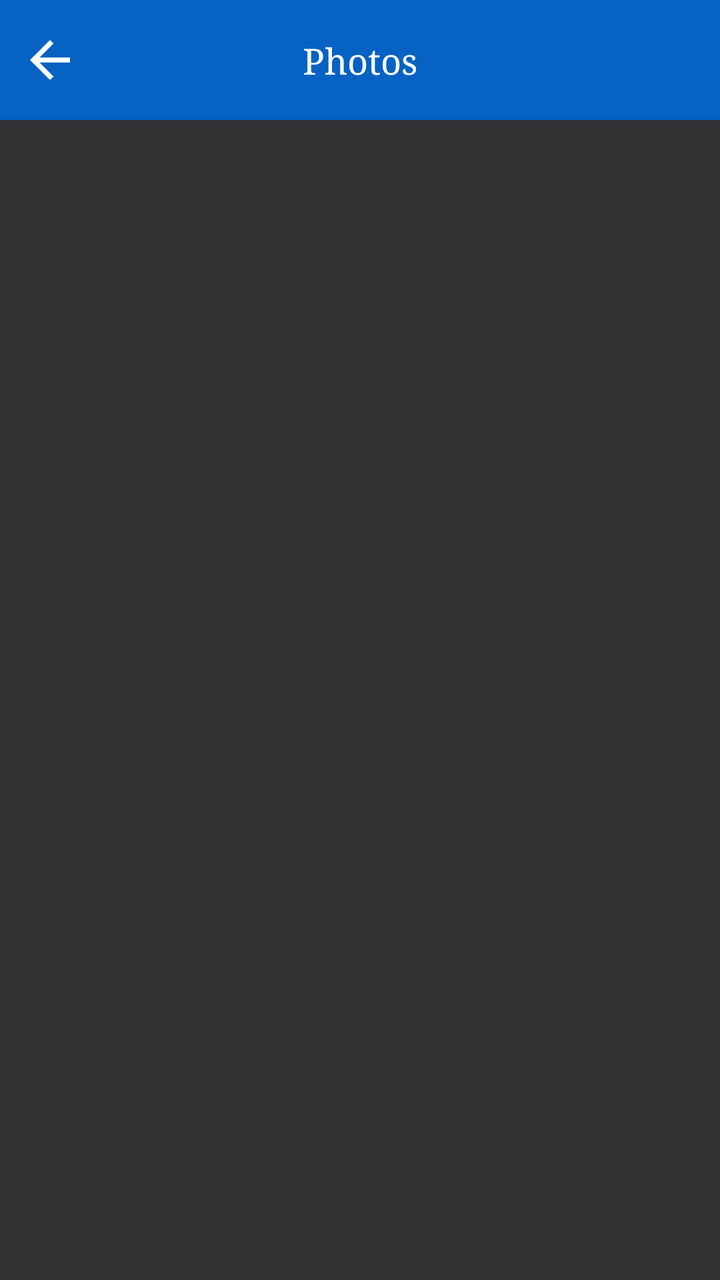
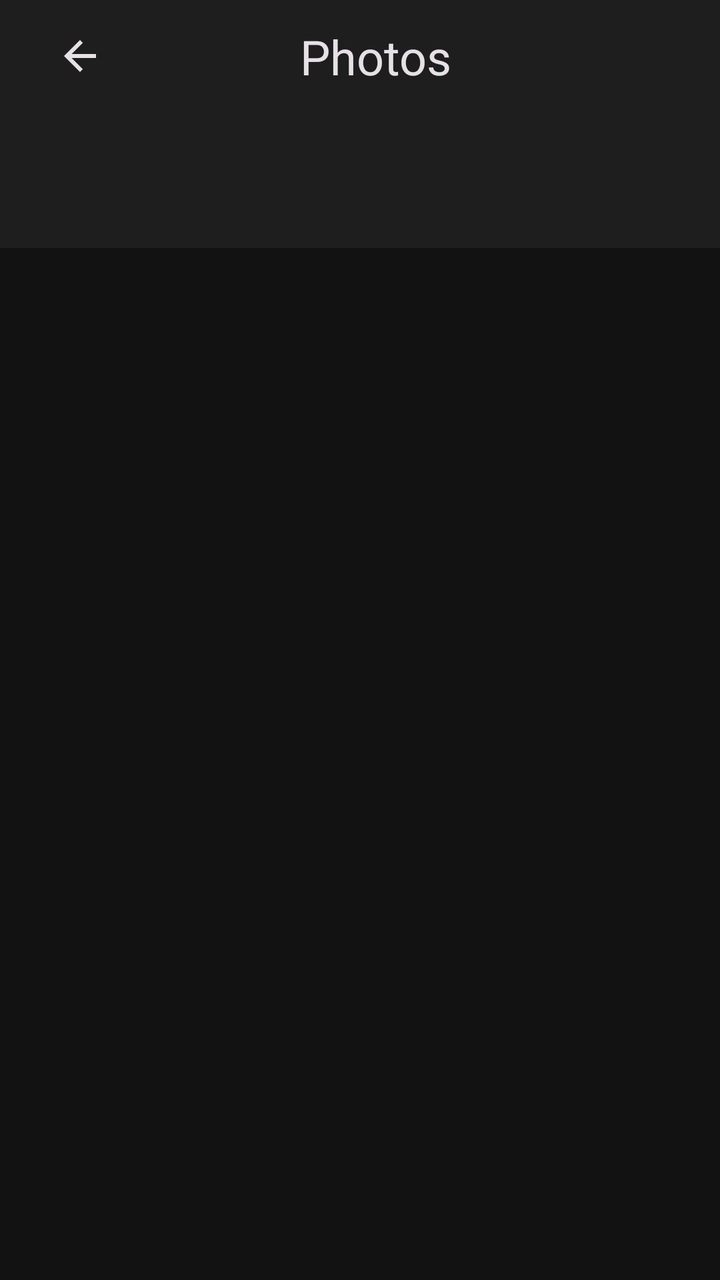

Two renders of the same Android screen: before a commit and after it. Below are the layout's source before the change and the commit's diff.
<!-- AndroidManifest.xml: application theme Theme.LgAndRukoMirror -->
<!-- res/layout/activity_photos.xml -->
<?xml version="1.0" encoding="utf-8"?>
<LinearLayout xmlns:android="http://schemas.android.com/apk/res/android"
    xmlns:app="http://schemas.android.com/apk/res-auto"
    xmlns:tools="http://schemas.android.com/tools"
    android:layout_width="match_parent"
    android:layout_height="match_parent"
    android:background="@color/app_color"
    android:orientation="vertical"
    tools:context=".activities.PhotosActivity">

    <androidx.constraintlayout.widget.ConstraintLayout
        android:layout_width="match_parent"
        android:layout_height="wrap_content">


        <View
            android:id="@+id/toolBar"
            android:layout_width="match_parent"
            android:layout_height="60dp"
            android:background="@color/app_color_2"
            app:layout_constraintEnd_toEndOf="parent"
            app:layout_constraintStart_toStartOf="parent"
            app:layout_constraintTop_toTopOf="parent" />

        <ImageView
            android:id="@+id/ivBack"
            android:layout_width="30dp"
            android:layout_height="30dp"
            android:layout_marginStart="10dp"
            android:src="@drawable/ic_back"
            app:layout_constraintBottom_toBottomOf="@+id/toolBar"
            app:layout_constraintStart_toStartOf="@+id/toolBar"
            app:layout_constraintTop_toTopOf="@+id/toolBar" />

        <TextView
            android:layout_width="wrap_content"
            android:layout_height="wrap_content"
            android:fontFamily="serif"
            android:text="Photos"
            android:textColor="@color/white"
            android:textSize="18sp"
            app:layout_constraintBottom_toBottomOf="@+id/toolBar"
            app:layout_constraintEnd_toEndOf="@+id/toolBar"
            app:layout_constraintStart_toStartOf="@+id/toolBar"
            app:layout_constraintTop_toTopOf="@+id/toolBar" />


    </androidx.constraintlayout.widget.ConstraintLayout>

    <com.google.android.material.tabs.TabLayout
        android:id="@+id/tabLayout"
        android:layout_width="match_parent"
        android:layout_marginTop="@dimen/_5sdp"
        android:layout_height="wrap_content"
        android:background="@color/app_color"
        android:layout_marginHorizontal="@dimen/_20sdp"
        app:tabBackground="@drawable/tab_selecter"
        app:tabIndicatorColor="@color/white"
        app:tabIndicator="@null"
        app:tabInlineLabel="true"
        app:tabMode="fixed"
        app:tabSelectedTextColor="@color/white"
        app:tabTextColor="#8C8B8B" />


    <androidx.viewpager.widget.ViewPager
        android:id="@+id/viewPager"
        android:layout_width="match_parent"
        android:layout_height="match_parent" />


</LinearLayout>
<!-- resources referenced by this layout -->
<resources>
  <color name="app_color">#313234</color>
  <color name="app_color_2">#0662C3</color>
  <color name="white">#FFFFFFFF</color>
  <dimen name="_20sdp">20.00dp</dimen>
  <dimen name="_5sdp">5.00dp</dimen>
  <!-- drawable ic_back (drawable) -->
  <vector android:autoMirrored="true" android:height="24dp"
      android:tint="@color/white" android:viewportHeight="24"
      android:viewportWidth="24" android:width="24dp" xmlns:android="http://schemas.android.com/apk/res/android">
      <path android:fillColor="@android:color/white" android:pathData="M20,11H7.83l5.59,-5.59L12,4l-8,8 8,8 1.41,-1.41L7.83,13H20v-2z"/>
  </vector>
  <!-- drawable tab_selecter (drawable) -->
  <?xml version="1.0" encoding="utf-8"?>
  <selector xmlns:android="http://schemas.android.com/apk/res/android">
      
      <item android:state_selected="true">
          <shape>
              <gradient android:startColor="@color/app_color_2"
                  android:endColor="@color/app_color_2"
                  android:angle="270"
                  />
              <corners android:radius="16dp" />
          </shape>
      </item>
      
      <item>
          <shape>
              <gradient android:startColor="@color/app_color"
                  android:angle="270"
                  />
          </shape>
      </item>
  </selector>
  <style name="Theme.LgAndRukoMirror" parent="Theme.MaterialComponents.DayNight.NoActionBar">
          
          <item name="colorPrimary">@color/purple_500</item>
          <item name="colorPrimaryVariant">@color/purple_700</item>
          <item name="colorOnPrimary">@color/white</item>
          
          <item name="colorSecondary">@color/teal_200</item>
          <item name="colorSecondaryVariant">@color/teal_700</item>
          <item name="colorOnSecondary">@color/black</item>
          
          <item name="android:statusBarColor">?attr/colorPrimaryVariant</item>
          
      </style>
  <color name="purple_500">#000000</color>
  <color name="purple_700">#000000</color>
  <color name="teal_200">#FF03DAC5</color>
  <color name="teal_700">#FF018786</color>
  <color name="black">#FF000000</color>
</resources>

<!-- the commit's change to res/layout/activity_photos.xml (unified diff, before → after) -->
@@ -1,72 +1,86 @@
 <?xml version="1.0" encoding="utf-8"?>
-<LinearLayout xmlns:android="http://schemas.android.com/apk/res/android"
+<androidx.coordinatorlayout.widget.CoordinatorLayout xmlns:android="http://schemas.android.com/apk/res/android"
     xmlns:app="http://schemas.android.com/apk/res-auto"
     xmlns:tools="http://schemas.android.com/tools"
     android:layout_width="match_parent"
     android:layout_height="match_parent"
-    android:background="@color/app_color"
-    android:orientation="vertical"
+    android:background="@color/md3_background"
     tools:context=".activities.PhotosActivity">
 
-    <androidx.constraintlayout.widget.ConstraintLayout
+    
+    <com.google.android.material.appbar.AppBarLayout
+        android:id="@+id/toolBar"
         android:layout_width="match_parent"
-        android:layout_height="wrap_content">
+        android:layout_height="wrap_content"
+        android:background="@color/md3_surface"
+        android:elevation="0dp"
+        app:elevation="0dp">
 
+        <com.google.android.material.appbar.MaterialToolbar
+            android:layout_width="match_parent"
+            android:layout_height="?attr/actionBarSize"
+            android:background="@color/md3_surface">
 
-        <View
-            android:id="@+id/toolBar"
+            <androidx.constraintlayout.widget.ConstraintLayout
+                android:layout_width="match_parent"
+                android:layout_height="match_parent">
+
+                <ImageView
+                    android:id="@+id/ivBack"
+                    android:layout_width="48dp"
+                    android:layout_height="48dp"
+                    android:padding="12dp"
+                    android:src="@drawable/ic_back"
+                    android:contentDescription="Back"
+                    app:tint="@color/md3_on_surface"
+                    app:layout_constraintStart_toStartOf="parent"
+                    app:layout_constraintTop_toTopOf="parent"
+                    app:layout_constraintBottom_toBottomOf="parent" />
+
+                <TextView
+                    android:layout_width="wrap_content"
+                    android:layout_height="wrap_content"
+                    android:text="Photos"
+                    android:textColor="@color/md3_on_surface"
+                    android:textSize="24sp"
+                    android:fontFamily="@font/bold"
+                    android:letterSpacing="0.0"
+                    app:layout_constraintStart_toStartOf="parent"
+                    app:layout_constraintEnd_toEndOf="parent"
+                    app:layout_constraintTop_toTopOf="parent"
+                    app:layout_constraintBottom_toBottomOf="parent" />
+
+            </androidx.constraintlayout.widget.ConstraintLayout>
+
+        </com.google.android.material.appbar.MaterialToolbar>
+
+        
+        <com.google.android.material.tabs.TabLayout
+            android:id="@+id/tabLayout"
             android:layout_width="match_parent"
-            android:layout_height="60dp"
-            android:background="@color/app_color_2"
-            app:layout_constraintEnd_toEndOf="parent"
-            app:layout_constraintStart_toStartOf="parent"
-            app:layout_constraintTop_toTopOf="parent" />
+            android:layout_height="56dp"
+            android:layout_marginTop="4dp"
+            android:layout_marginHorizontal="16dp"
+            android:layout_marginBottom="8dp"
+            android:background="@color/md3_surface"
+            android:elevation="0dp"
+            app:tabBackground="@drawable/tab_selecter"
+            app:tabIndicatorColor="@android:color/transparent"
+            app:tabIndicator="@null"
+            app:tabInlineLabel="true"
+            app:tabMode="fixed"
+            app:tabSelectedTextColor="@color/md3_on_surface"
+            app:tabTextColor="@color/md3_on_surface_variant"
+            app:tabRippleColor="@color/md3_primary" />
 
-        <ImageView
-            android:id="@+id/ivBack"
-            android:layout_width="30dp"
-            android:layout_height="30dp"
-            android:layout_marginStart="10dp"
-            android:src="@drawable/ic_back"
-            app:layout_constraintBottom_toBottomOf="@+id/toolBar"
-            app:layout_constraintStart_toStartOf="@+id/toolBar"
-            app:layout_constraintTop_toTopOf="@+id/toolBar" />
+    </com.google.android.material.appbar.AppBarLayout>
 
-        <TextView
-            android:layout_width="wrap_content"
-            android:layout_height="wrap_content"
-            android:fontFamily="serif"
-            android:text="Photos"
-            android:textColor="@color/white"
-            android:textSize="18sp"
-            app:layout_constraintBottom_toBottomOf="@+id/toolBar"
-            app:layout_constraintEnd_toEndOf="@+id/toolBar"
-            app:layout_constraintStart_toStartOf="@+id/toolBar"
-            app:layout_constraintTop_toTopOf="@+id/toolBar" />
-
-
-    </androidx.constraintlayout.widget.ConstraintLayout>
-
-    <com.google.android.material.tabs.TabLayout
-        android:id="@+id/tabLayout"
-        android:layout_width="match_parent"
-        android:layout_marginTop="@dimen/_5sdp"
-        android:layout_height="wrap_content"
-        android:background="@color/app_color"
-        android:layout_marginHorizontal="@dimen/_20sdp"
-        app:tabBackground="@drawable/tab_selecter"
-        app:tabIndicatorColor="@color/white"
-        app:tabIndicator="@null"
-        app:tabInlineLabel="true"
-        app:tabMode="fixed"
-        app:tabSelectedTextColor="@color/white"
-        app:tabTextColor="#8C8B8B" />
-
-
+    
     <androidx.viewpager.widget.ViewPager
         android:id="@+id/viewPager"
         android:layout_width="match_parent"
-        android:layout_height="match_parent" />
+        android:layout_height="match_parent"
+        android:background="@color/md3_background"
+        app:layout_behavior="@string/appbar_scrolling_view_behavior" />
 
-
-</LinearLayout>
+</androidx.coordinatorlayout.widget.CoordinatorLayout>
<!-- resource entries referenced after the edit -->
@@ -1,10 +1,12 @@
 <!-- resources referenced by this layout -->
 <resources>
-  <color name="app_color">#313234</color>
+  <color name="md3_background">#121212</color>
+  <color name="md3_on_surface">#E6E1E5</color>
+  <color name="md3_on_surface_variant">#C7C5CA</color>
+  <color name="md3_primary">#A8C7FA</color>
+  <color name="md3_surface">#1E1E1E</color>
   <color name="app_color_2">#0662C3</color>
   <color name="white">#FFFFFFFF</color>
-  <dimen name="_20sdp">20.00dp</dimen>
-  <dimen name="_5sdp">5.00dp</dimen>
   <!-- drawable ic_back (drawable) -->
   <vector android:autoMirrored="true" android:height="24dp"
       android:tint="@color/white" android:viewportHeight="24"
@@ -27,9 +29,9 @@
       
       <item>
           <shape>
-              <gradient android:startColor="@color/app_color"
-                  android:angle="270"
+              <solid android:color="#1E1E1E"
                   />
+  
           </shape>
       </item>
   </selector>
